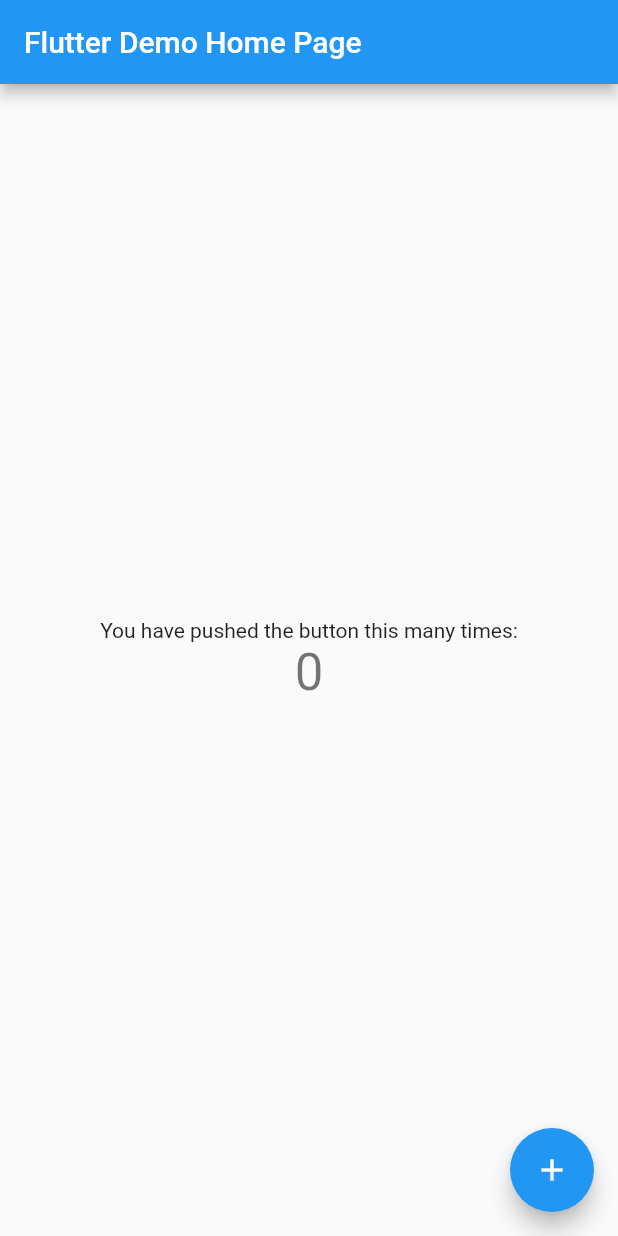
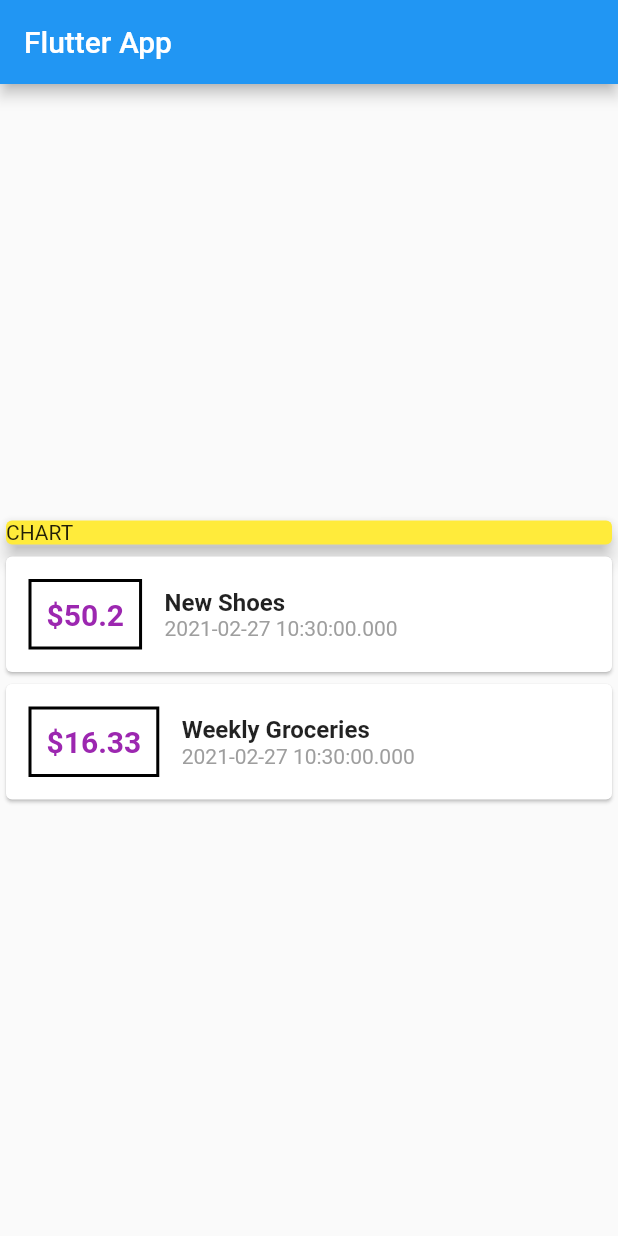
Before and after one commit to mahmoudeid14/ExpensePlannerFlutterApp, a Flutter app: the screen it shows after launch, on a phone screen of 412 x 824 dp. Run offline on Flutter 3.47's test engine with Material 2 defaults, Android fonts, the phone set to English and light mode, and no system bars.

```diff
--- a/lib/main.dart
+++ b/lib/main.dart
@@ -1,117 +1,97 @@
+import './transaction.dart';
 import 'package:flutter/material.dart';
 
-void main() {
-  runApp(MyApp());
-}
+void main() => runApp(MyApp());
 
 class MyApp extends StatelessWidget {
-  // This widget is the root of your application.
   @override
   Widget build(BuildContext context) {
     return MaterialApp(
-      title: 'Flutter Demo',
-      theme: ThemeData(
-        // This is the theme of your application.
-        //
-        // Try running your application with "flutter run". You'll see the
-        // application has a blue toolbar. Then, without quitting the app, try
-        // changing the primarySwatch below to Colors.green and then invoke
-        // "hot reload" (press "r" in the console where you ran "flutter run",
-        // or simply save your changes to "hot reload" in a Flutter IDE).
-        // Notice that the counter didn't reset back to zero; the application
-        // is not restarted.
-        primarySwatch: Colors.blue,
-        // This makes the visual density adapt to the platform that you run
-        // the app on. For desktop platforms, the controls will be smaller and
-        // closer together (more dense) than on mobile platforms.
-        visualDensity: VisualDensity.adaptivePlatformDensity,
-      ),
-      home: MyHomePage(title: 'Flutter Demo Home Page'),
+      title: 'Flutter App',
+      home: MyHomePage(),
     );
   }
 }
 
-class MyHomePage extends StatefulWidget {
-  MyHomePage({Key key, this.title}) : super(key: key);
-
-  // This widget is the home page of your application. It is stateful, meaning
-  // that it has a State object (defined below) that contains fields that affect
-  // how it looks.
-
-  // This class is the configuration for the state. It holds the values (in this
-  // case the title) provided by the parent (in this case the App widget) and
-  // used by the build method of the State. Fields in a Widget subclass are
-  // always marked "final".
-
-  final String title;
-
-  @override
-  _MyHomePageState createState() => _MyHomePageState();
-}
-
-class _MyHomePageState extends State<MyHomePage> {
-  int _counter = 0;
-
-  void _incrementCounter() {
-    setState(() {
-      // This call to setState tells the Flutter framework that something has
-      // changed in this State, which causes it to rerun the build method below
-      // so that the display can reflect the updated values. If we changed
-      // _counter without calling setState(), then the build method would not be
-      // called again, and so nothing would appear to happen.
-      _counter++;
-    });
-  }
-
+class MyHomePage extends StatelessWidget {
+  final List<Transaction> transactions = [
+    Transaction(
+      id: 't1',
+      title: 'New Shoes',
+      amount: 50.2,
+      date: DateTime.now(),
+    ),
+    Transaction(
+      id: 't2',
+      title: 'Weekly Groceries',
+      amount: 16.33,
+      date: DateTime.now(),
+    ),
+  ];
   @override
   Widget build(BuildContext context) {
-    // This method is rerun every time setState is called, for instance as done
-    // by the _incrementCounter method above.
-    //
-    // The Flutter framework has been optimized to make rerunning build methods
-    // fast, so that you can just rebuild anything that needs updating rather
-    // than having to individually change instances of widgets.
     return Scaffold(
       appBar: AppBar(
-        // Here we take the value from the MyHomePage object that was created by
-        // the App.build method, and use it to set our appbar title.
-        title: Text(widget.title),
+        title: Text('Flutter App'),
       ),
-      body: Center(
-        // Center is a layout widget. It takes a single child and positions it
-        // in the middle of the parent.
-        child: Column(
-          // Column is also a layout widget. It takes a list of children and
-          // arranges them vertically. By default, it sizes itself to fit its
-          // children horizontally, and tries to be as tall as its parent.
-          //
-          // Invoke "debug painting" (press "p" in the console, choose the
-          // "Toggle Debug Paint" action from the Flutter Inspector in Android
-          // Studio, or the "Toggle Debug Paint" command in Visual Studio Code)
-          // to see the wireframe for each widget.
-          //
-          // Column has various properties to control how it sizes itself and
-          // how it positions its children. Here we use mainAxisAlignment to
-          // center the children vertically; the main axis here is the vertical
-          // axis because Columns are vertical (the cross axis would be
-          // horizontal).
+      body: Column(
         mainAxisAlignment: MainAxisAlignment.center,
         children: <Widget>[
+          Container(
+            width: double.infinity,
+            child: Card(
+              color: Colors.yellow,
+              child: Text('CHART'),
+              elevation: 5,
+            ),
+          ),
+          Column(
+            children: transactions.map((tx) {
+              return Card(
+                child: Row(
+                  children: <Widget>[
+                    Container(
+                      margin: EdgeInsets.symmetric(
+                        vertical: 15,
+                        horizontal: 15,
+                      ),
+                      decoration: BoxDecoration(
+                          border: Border.all(
+                        color: Colors.black,
+                        width: 2,
+                      )),
+                      padding: EdgeInsets.all(10),
+                      child: Text(
+                        '\$${tx.amount}',
+                        style: TextStyle(
+                            fontWeight: FontWeight.bold,
+                            fontSize: 20,
+                            color: Colors.purple),
+                      ),
+                    ),
+                    Column(
+                      crossAxisAlignment: CrossAxisAlignment.start,
+                      children: <Widget>[
                         Text(
-              'You have pushed the button this many times:',
+                          tx.title,
+                          style: TextStyle(
+                              fontWeight: FontWeight.bold, fontSize: 16),
                         ),
                         Text(
-              '$_counter',
-              style: Theme.of(context).textTheme.headline4,
+                          tx.date.toString(),
+                          style: TextStyle(
+                            color: Colors.grey,
                           ),
+                        )
+                      ],
+                    )
                   ],
                 ),
+              );
+            }).toList(),
+          )
+        ],
       ),
-      floatingActionButton: FloatingActionButton(
-        onPressed: _incrementCounter,
-        tooltip: 'Increment',
-        child: Icon(Icons.add),
-      ), // This trailing comma makes auto-formatting nicer for build methods.
     );
   }
 }
--- /dev/null
+++ b/lib/transaction.dart
@@ -0,0 +1,14 @@
+import 'package:flutter/foundation.dart';
+
+class Transaction {
+  final String id;
+  final String title;
+  final double amount;
+  final DateTime date;
+  Transaction({
+    @required this.id,
+    @required this.title,
+    @required this.amount,
+    @required this.date,
+  });
+}
```
Also changed, not shown: 1 other file. Lines whose indentation alone changed are shown as unchanged.
